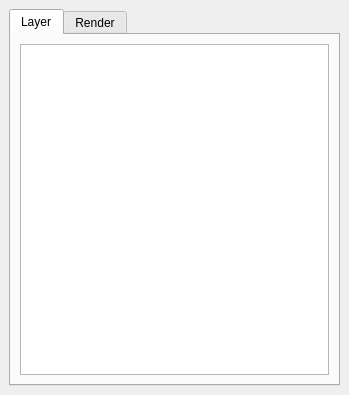
First picture: the form in layoutvisibles.ui, repository libresilicon/qtflow, before the edit.
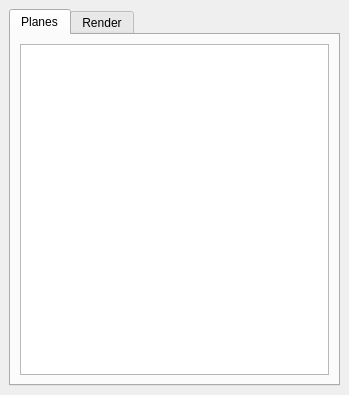
Second picture: the form after the edit. The open tabs and pages were chosen to show the change.

What changed in the file:
```diff
--- a/layoutvisibles.ui
+++ b/layoutvisibles.ui
@@ -22,7 +22,7 @@
       </property>
       <widget class="QWidget" name="layers">
        <attribute name="title">
-        <string>Layer</string>
+        <string>Planes</string>
        </attribute>
        <layout class="QVBoxLayout" name="verticalLayout_2">
         <item>
```
Left out of the diff: 6 changed lines with no effect on the pictures.
